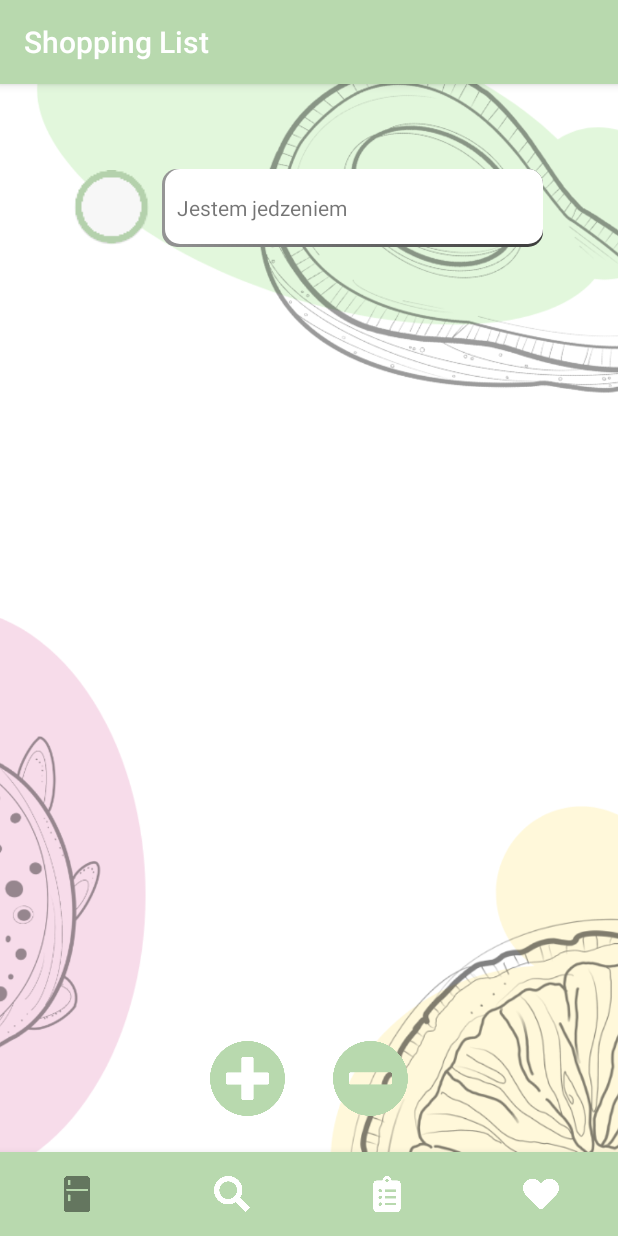
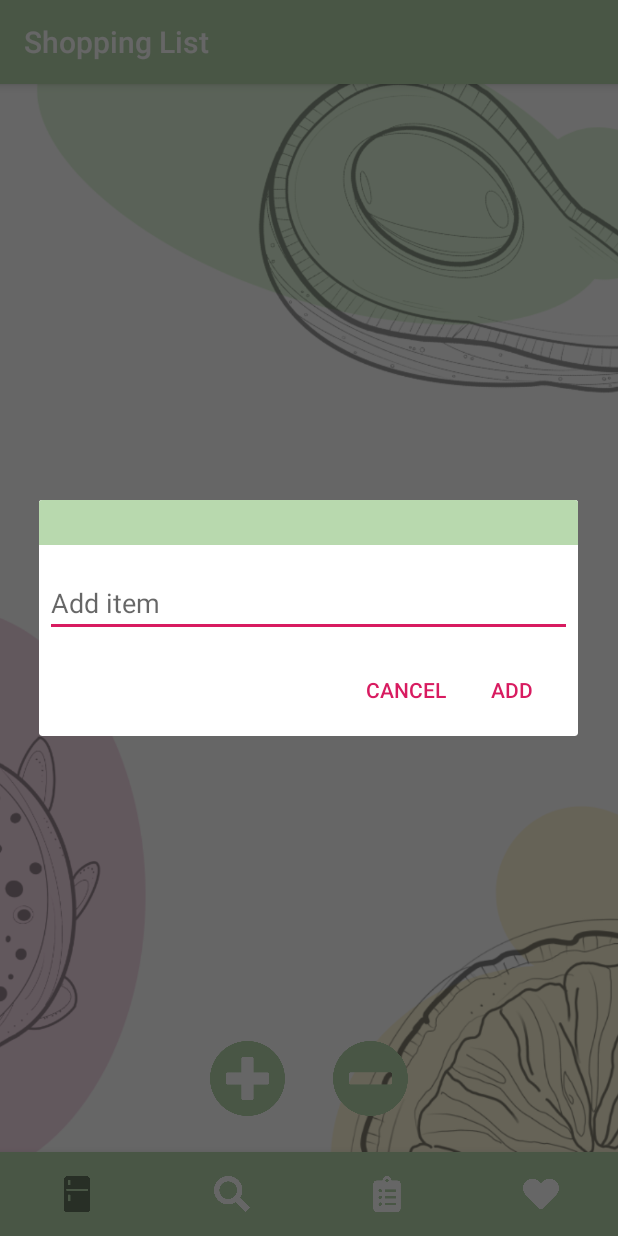
Before and after one commit to sylwiaZon/What-the-health, an Android app: the ShoppingListFragment screen opened through its navigation route, after a tap on an icon or button, on a phone screen of 412 x 824 dp. Run offline under Robolectric (Android 15) with nearby library versions, the phone set to English and light mode, and no system bars; our stand-ins replace Room's generated code, navigation-ui.

Commit message:
Adding and deliting shopping items

```diff
--- a/app/src/main/java/com/whatthehealth/dao/ShopItemDao.java
+++ b/app/src/main/java/com/whatthehealth/dao/ShopItemDao.java
@@ -5,6 +5,7 @@ import androidx.room.Dao;
 import androidx.room.Insert;
 import androidx.room.OnConflictStrategy;
 import androidx.room.Query;
+import androidx.room.Update;
 
 import com.whatthehealth.entities.ShopItem;
 
@@ -20,4 +21,10 @@ public interface ShopItemDao {
 
     @Query("SELECT * FROM shopping_list_table")
     LiveData<List<ShopItem>> getAllItems();
+
+    @Update
+    void updateItem(ShopItem item);
+
+    @Query("DELETE FROM shopping_list_table WHERE checked = :v")
+    void deleteItems(boolean v);
 }
--- /dev/null
+++ b/app/src/main/java/com/whatthehealth/ui/shoppinglist/AddShoppingItemFragment.java
@@ -0,0 +1,50 @@
+package com.whatthehealth.ui.shoppinglist;
+
+import android.app.AlertDialog;
+import android.app.Dialog;
+import android.content.Context;
+import android.content.DialogInterface;
+import android.os.Bundle;
+import android.view.LayoutInflater;
+import android.view.View;
+import android.widget.EditText;
+import android.widget.TextView;
+
+import androidx.fragment.app.DialogFragment;
+
+import com.whatthehealth.R;
+
+public class AddShoppingItemFragment extends DialogFragment {
+    private AddItemDialogListener dialogListener;
+
+    public void setDialogListener(AddItemDialogListener dialogListener) {
+        this.dialogListener = dialogListener;
+    }
+
+    public Dialog onCreateDialog(Bundle savedInstanceState) {
+        AlertDialog.Builder builder = new AlertDialog.Builder(getActivity());
+        LayoutInflater inflater = requireActivity().getLayoutInflater();
+        View view = inflater.inflate(R.layout.add_shopping_item_dialog, null);
+        TextView textView = view.findViewById(R.id.new_item);
+        builder.setView(view)
+                .setPositiveButton("Add", new DialogInterface.OnClickListener() {
+                    @Override
+                    public void onClick(DialogInterface dialog, int id) {
+                        dialogListener.onDialogPositiveClick(textView.getText().toString());
+                    }
+                })
+                .setNegativeButton("Cancel", new DialogInterface.OnClickListener() {
+                    public void onClick(DialogInterface dialog, int id) {
+                        AddShoppingItemFragment.this.getDialog().cancel();
+                    }
+                });
+        return builder.create();
+    }
+
+
+    public interface AddItemDialogListener {
+        void onDialogPositiveClick(String text);
+        void onDialogNegativeClick(DialogFragment dialog);
+    }
+
+}
--- a/app/src/main/java/com/whatthehealth/ui/shoppinglist/ShoppingListAdapter.java
+++ b/app/src/main/java/com/whatthehealth/ui/shoppinglist/ShoppingListAdapter.java
@@ -4,6 +4,7 @@ import android.view.LayoutInflater;
 import android.view.View;
 import android.view.ViewGroup;
 import android.widget.CheckBox;
+import android.widget.CompoundButton;
 import android.widget.TextView;
 
 import androidx.annotation.NonNull;
@@ -18,10 +19,15 @@ import java.util.List;
 public class ShoppingListAdapter extends RecyclerView.Adapter<ShoppingListElement> {
 
     private List<ShopItem> shoppingList = new ArrayList<>();
+    private Listener listener;
 
     public void setShoppingList(List<ShopItem> shoppingList) {
         this.shoppingList = shoppingList;
         notifyDataSetChanged();
+    }
+
+    public void setListener(Listener listener) {
+        this.listener = listener;
     }
 
     @NonNull
@@ -35,6 +41,21 @@ public class ShoppingListAdapter extends RecyclerView.Adapter<ShoppingListElemen
     public void onBindViewHolder(@NonNull ShoppingListElement holder, int position) {
         TextView textView = holder.itemView.findViewById(R.id.shopping_item);
         textView.setText(shoppingList.get(position).getItem());
+
+        CheckBox checkBox = holder.itemView.findViewById(R.id.checkBox);
+        checkBox.setChecked(shoppingList.get(position).isChecked());
+        checkBox.setOnCheckedChangeListener(new CompoundButton.OnCheckedChangeListener() {
+            @Override
+            public void onCheckedChanged(CompoundButton buttonView, boolean isChecked) {
+                ShopItem item = shoppingList.get(position);
+                item.setChecked(isChecked);
+                listener.itemChange(item);
+            }
+        });
+    }
+
+    interface Listener{
+        void itemChange(ShopItem item);
     }
 
     @Override
--- a/app/src/main/java/com/whatthehealth/ui/shoppinglist/ShoppingListFragment.java
+++ b/app/src/main/java/com/whatthehealth/ui/shoppinglist/ShoppingListFragment.java
@@ -5,9 +5,15 @@ import android.view.LayoutInflater;
 import android.view.View;
 import android.view.ViewGroup;
 import android.widget.Button;
+import android.widget.CheckBox;
+import android.widget.CompoundButton;
+import android.widget.EditText;
 
 import androidx.annotation.NonNull;
+import androidx.fragment.app.DialogFragment;
 import androidx.fragment.app.Fragment;
+import androidx.fragment.app.FragmentActivity;
+import androidx.fragment.app.FragmentManager;
 import androidx.lifecycle.Observer;
 import androidx.lifecycle.ViewModelProvider;
 import androidx.recyclerview.widget.LinearLayoutManager;
@@ -19,7 +25,7 @@ import com.whatthehealth.repositories.ShoppingListRepository;
 
 import java.util.List;
 
-public class ShoppingListFragment extends Fragment {
+public class ShoppingListFragment extends Fragment implements AddShoppingItemFragment.AddItemDialogListener {
 
     private ShoppingListViewModel shoppingListViewModel;
     public static final int NEW_WORD_ACTIVITY_REQUEST_CODE = 1;
@@ -32,7 +38,12 @@ public class ShoppingListFragment extends Fragment {
 
         final RecyclerView recyclerView = root.findViewById(R.id.recycler_view);
         final ShoppingListAdapter adapter = new ShoppingListAdapter();
-
+        adapter.setListener(new ShoppingListAdapter.Listener() {
+            @Override
+            public void itemChange(ShopItem item) {
+                shoppingListRepository.changeItemState(item);
+            }
+        });
         shoppingListRepository = new ShoppingListRepository(this.getContext());
 
         shoppingListViewModel = new ViewModelProvider(this).get(ShoppingListViewModel.class);
@@ -46,13 +57,35 @@ public class ShoppingListFragment extends Fragment {
         recyclerView.setAdapter(adapter);
         recyclerView.setLayoutManager(new LinearLayoutManager(getContext()));
         Button plusButton = root.findViewById(R.id.plus_button);
+        AddShoppingItemFragment.AddItemDialogListener listener = this;
         plusButton.setOnClickListener(new View.OnClickListener() {
             @Override
             public void onClick(View v) {
-                shoppingListRepository.insert(new ShopItem("Jestem jedzeniem"));
+                AddShoppingItemFragment newFragment = new AddShoppingItemFragment();
+                newFragment.setDialogListener(listener);
+                newFragment.show(getChildFragmentManager(), "AddShoppingItem");
             }
         });
+        Button minusButton = root.findViewById(R.id.minus_button);
+        minusButton.setOnClickListener(new View.OnClickListener() {
+            @Override
+            public void onClick(View v) {
+                shoppingListRepository.deleteCheckedItems();
+            }
+        });
+
         return root;
+    }
+
+    @Override
+    public void onDialogPositiveClick(String text) {
+        ShopItem item = new ShopItem(text);
+        shoppingListRepository.insert(item);
+    }
+
+    @Override
+    public void onDialogNegativeClick(DialogFragment dialog) {
+
     }
 
     /*public void onActivityResult(int requestCode, int resultCode, Intent data) {
--- /dev/null
+++ b/app/src/main/res/layout/add_shopping_item_dialog.xml
@@ -0,0 +1,29 @@
+<?xml version="1.0" encoding="utf-8"?>
+<LinearLayout xmlns:android="http://schemas.android.com/apk/res/android"
+    android:orientation="vertical"
+    android:layout_width="match_parent"
+    android:layout_height="wrap_content"
+    android:layout_margin="15dp"
+    android:background="@color/icon">
+
+    <ImageView
+        android:id="@+id/myImageView"
+        android:layout_width="match_parent"
+        android:layout_height="30dp"
+        android:background="@color/colorPrimary"
+        android:contentDescription="@string/app_name"
+        android:scaleType="center" />
+
+
+    <EditText
+        android:id="@+id/new_item"
+        android:inputType="textEmailAddress"
+        android:layout_width="match_parent"
+        android:layout_height="wrap_content"
+        android:layout_marginTop="16dp"
+        android:layout_marginLeft="4dp"
+        android:layout_marginRight="4dp"
+        android:layout_marginBottom="4dp"
+        android:hint="Add item" />
+
+</LinearLayout>
```
Also changed, not shown: app/src/main/java/com/whatthehealth/entities/ShopItem.java (+16 -0 lines), app/src/main/java/com/whatthehealth/repositories/ShoppingListRepository.java (+12 -0 lines), 1 other file.
